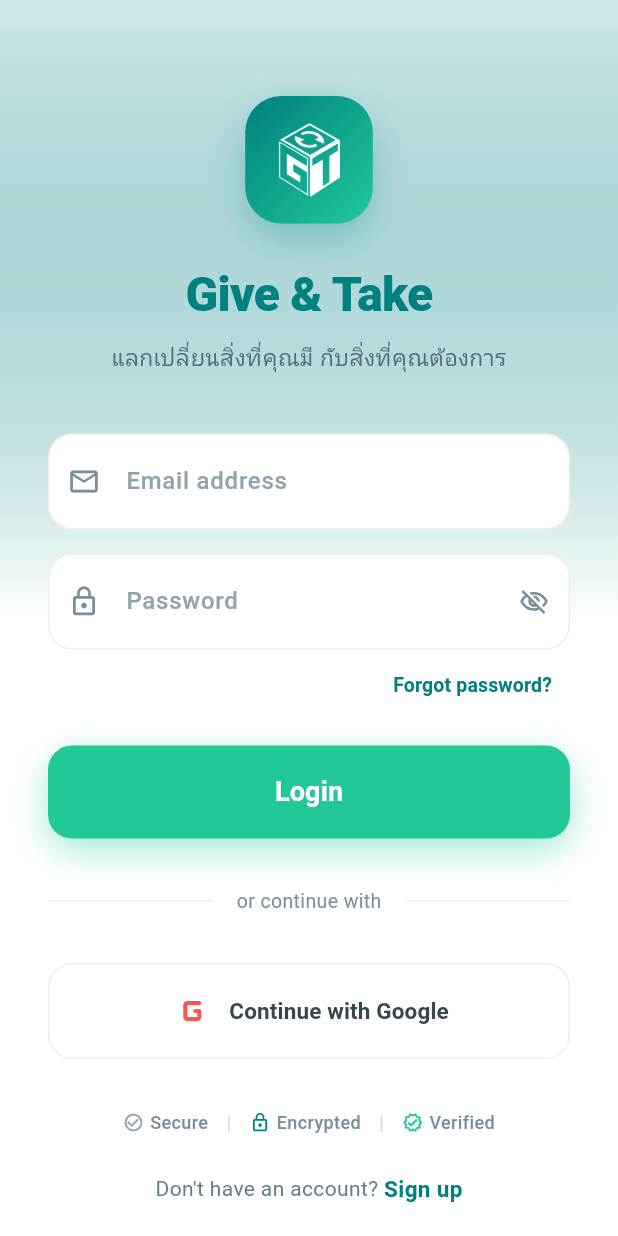
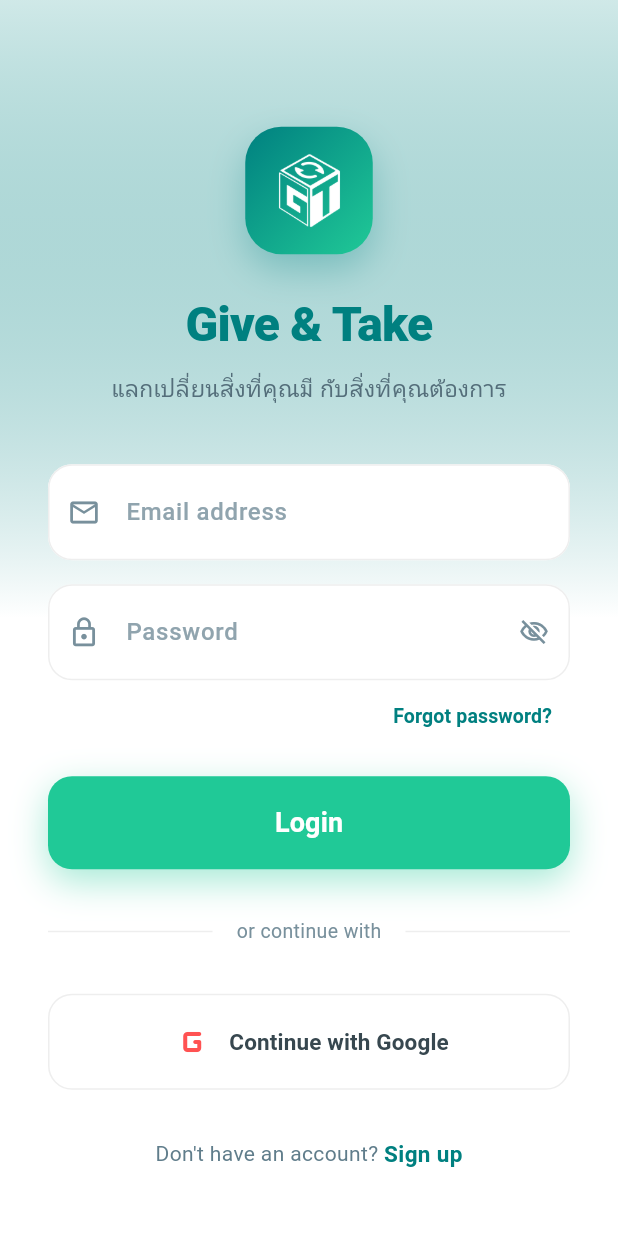
Before and after one commit to PattaraponKitcharoen/give_and_take, a Flutter app: the screen it shows after launch, on a phone screen of 412 x 824 dp. Run offline on Flutter 3.47's test engine with Material 3 defaults, Android fonts, the phone set to English and light mode, and no system bars; our stand-ins replace cloud_firestore, firebase_auth, firebase_core; accounts and stored records are empty.

Commit message:
fix: fix login screen slide and verify

```diff
--- a/lib/screens/login_screen.dart
+++ b/lib/screens/login_screen.dart
@@ -91,27 +91,30 @@ class _LoginScreenState extends State<LoginScreen> {
   Widget build(BuildContext context) {
     return Scaffold(
       body: Container(
-        // 🟢 เพิ่มพื้นหลังไล่สี (Gradient) ตามเรฟเฟอเรนซ์
         decoration: BoxDecoration(
           gradient: LinearGradient(
             begin: Alignment.topCenter,
             end: Alignment.center,
-            colors: [
-              primaryTeal.withOpacity(0.15), // สีเขียวอ่อนๆ ด้านบน
-              Colors.white,                  // กลืนลงมาเป็นสีขาว
-            ],
+            colors: [primaryTeal.withOpacity(0.15), Colors.white],
             stops: const [0.0, 1.0],
           ),
         ),
         child: SafeArea(
-          child: CustomScrollView(
-            slivers: [
-              SliverFillRemaining(
-                hasScrollBody: false,
+          // 🟢 ใช้ LayoutBuilder เพื่อให้เช็คความสูงหน้าจอได้
+          child: LayoutBuilder(
+            builder: (context, constraints) {
+              return SingleChildScrollView(
+                // 🟢 ล็อคไม่ให้เลื่อน โดยใช้ NeverScrollableScrollPhysics
+                physics: const NeverScrollableScrollPhysics(),
+                child: ConstrainedBox(
+                  constraints: BoxConstraints(
+                    minHeight: constraints.maxHeight,
+                  ),
+                  child: IntrinsicHeight(
                     child: Padding(
                       padding: const EdgeInsets.symmetric(horizontal: 32.0, vertical: 24.0),
                       child: Column(
-                    mainAxisAlignment: MainAxisAlignment.center,
+                        mainAxisAlignment: MainAxisAlignment.center, // จัดให้อยู่กลางหน้าจอ
                         crossAxisAlignment: CrossAxisAlignment.stretch,
                         children: [
                       const SizedBox(height: 40),
@@ -298,21 +301,6 @@ class _LoginScreenState extends State<LoginScreen> {
 
                       const SizedBox(height: 32),
 
-                      // 🟢 แถบ Trust Badges (เพิ่มความน่าเชื่อถือ)
-                      Row(
-                        mainAxisAlignment: MainAxisAlignment.center,
-                        children: [
-                          _buildTrustBadge(Icons.check_circle_outline, 'Secure', Colors.blueGrey.shade300),
-                          Padding(padding: const EdgeInsets.symmetric(horizontal: 12), child: Text('|', style: TextStyle(color: Colors.grey.shade300))),
-                          _buildTrustBadge(Icons.lock_outline, 'Encrypted', primaryTeal),
-                          Padding(padding: const EdgeInsets.symmetric(horizontal: 12), child: Text('|', style: TextStyle(color: Colors.grey.shade300))),
-                          _buildTrustBadge(Icons.verified_outlined, 'Verified', lightTeal),
-                        ],
-                      ),
-
-                      const Spacer(),
-                      const SizedBox(height: 24),
-
                       // 🟢 ส่วนสมัครสมาชิกด้านล่างสุด
                       Row(
                         mainAxisAlignment: MainAxisAlignment.center,
@@ -330,7 +318,9 @@ class _LoginScreenState extends State<LoginScreen> {
                       ),
                     ),
                   ),
-            ],
+                ),
+              );
+            },
           ),
         ),
       ),
```
Lines whose indentation alone changed are shown as unchanged.
